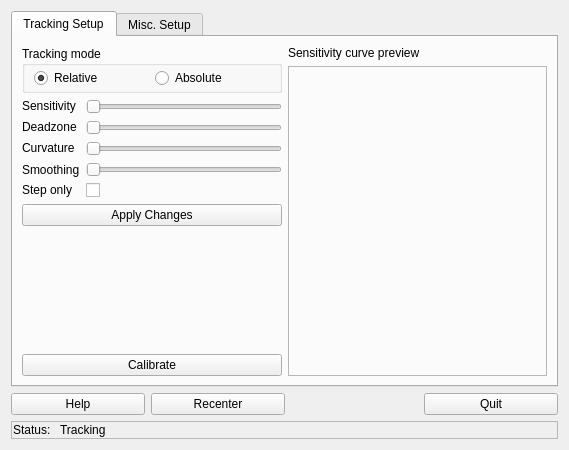
Before: the Qt Designer form src/mickey/mickey.ui in fwfa123/linuxtrackx-ir, drawn with Qt 5.
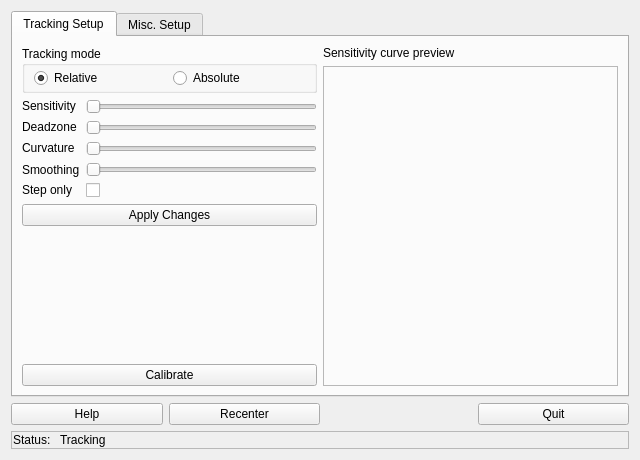
After: the same form once the commit is applied. Icons and pictures are not drawn.

Commit message:
Fix mickey window default size to accommodate Clear Hotkeys button
- Update default window size from 470x415 to 640x460
- Update default geometry in UI file to match
- Enforce minimum size of 470x450 when restoring saved window size
- Ensures Clear Hotkeys button and all hotkey controls are visible

Patch:
```diff
--- a/src/mickey/mickey.ui
+++ b/src/mickey/mickey.ui
@@ -6,8 +6,8 @@
    <rect>
     <x>0</x>
     <y>0</y>
-    <width>569</width>
-    <height>450</height>
+    <width>640</width>
+    <height>460</height>
    </rect>
   </property>
   <property name="minimumSize">
```
The commit also changes 1 other file.
